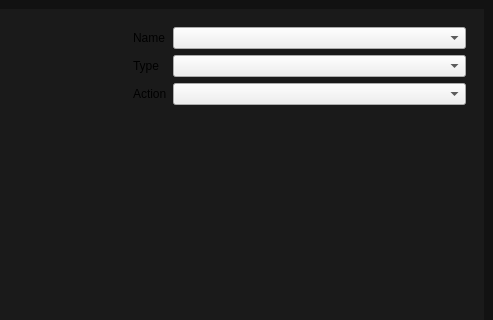
JaymanR/pi-dash, file desktop-client/mainwindow.ui: the form before one commit; both pictures show x 307 to 800 and y 0 to 320 of the 800 by 600 pixel window.
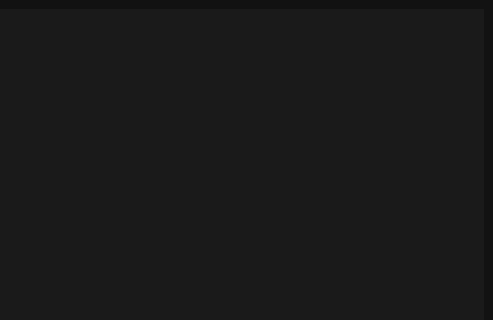
The form after the commit. Icons and pictures are not drawn.

Commit message: implement buttonslot toolbar

Diff of the .ui file:
```diff
--- a/desktop-client/mainwindow.ui
+++ b/desktop-client/mainwindow.ui
@@ -79,42 +79,6 @@
         <item>
          <widget class="QWidget" name="buttonContainer" native="true"/>
         </item>
-        <item>
-         <widget class="QWidget" name="buttonToolbar" native="true">
-          <layout class="QFormLayout" name="formLayout_2">
-           <item row="0" column="0">
-            <widget class="QLabel" name="name">
-             <property name="text">
-              <string>Name</string>
-             </property>
-            </widget>
-           </item>
-           <item row="1" column="0">
-            <widget class="QLabel" name="type">
-             <property name="text">
-              <string>Type</string>
-             </property>
-            </widget>
-           </item>
-           <item row="2" column="0">
-            <widget class="QLabel" name="action">
-             <property name="text">
-              <string>Action</string>
-             </property>
-            </widget>
-           </item>
-           <item row="0" column="1">
-            <widget class="QComboBox" name="comboBox"/>
-           </item>
-           <item row="1" column="1">
-            <widget class="QComboBox" name="comboBox_2"/>
-           </item>
-           <item row="2" column="1">
-            <widget class="QComboBox" name="comboBox_3"/>
-           </item>
-          </layout>
-         </widget>
-        </item>
        </layout>
       </widget>
       <widget class="QWidget" name="settings">
```
The commit also changes 2 other files.
